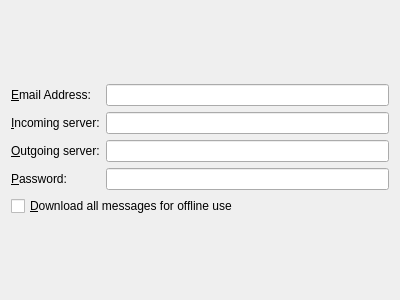
Above: resources/imap/wizard/imapwizard.ui from KDE/kdepim-runtime before the change. Below: the same form after it.
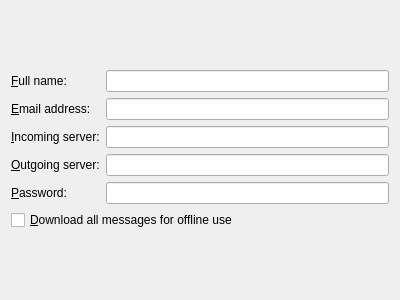
That is the form after the change. Custom widgets are drawn as their Qt base class.

```diff
--- a/resources/imap/wizard/imapwizard.ui
+++ b/resources/imap/wizard/imapwizard.ui
@@ -24,20 +24,20 @@
      </property>
     </spacer>
    </item>
-   <item row="1" column="0">
+   <item row="2" column="0">
     <widget class="QLabel" name="label">
      <property name="text">
-      <string>&amp;Email Address:</string>
+      <string>&amp;Email address:</string>
      </property>
      <property name="buddy">
       <cstring>emailAddress</cstring>
      </property>
     </widget>
    </item>
-   <item row="1" column="1">
+   <item row="2" column="1">
     <widget class="KLineEdit" name="emailAddress"/>
    </item>
-   <item row="2" column="0">
+   <item row="3" column="0">
     <widget class="QLabel" name="label_2">
      <property name="text">
       <string>&amp;Incoming server:</string>
@@ -47,10 +47,10 @@
      </property>
     </widget>
    </item>
-   <item row="2" column="1">
+   <item row="3" column="1">
     <widget class="KLineEdit" name="incommingAddress"/>
    </item>
-   <item row="3" column="0">
+   <item row="4" column="0">
     <widget class="QLabel" name="label_4">
      <property name="text">
       <string>&amp;Outgoing server:</string>
@@ -60,14 +60,14 @@
      </property>
     </widget>
    </item>
-   <item row="3" column="1">
+   <item row="4" column="1">
     <widget class="KLineEdit" name="outgoingAddress">
      <property name="text">
       <string/>
      </property>
     </widget>
    </item>
-   <item row="4" column="0">
+   <item row="5" column="0">
     <widget class="QLabel" name="label_3">
      <property name="text">
       <string>&amp;Password:</string>
@@ -77,21 +77,21 @@
      </property>
     </widget>
    </item>
-   <item row="4" column="1">
+   <item row="5" column="1">
     <widget class="KLineEdit" name="password">
      <property name="passwordMode">
       <bool>true</bool>
      </property>
     </widget>
    </item>
-   <item row="5" column="0" colspan="2">
+   <item row="6" column="0" colspan="2">
     <widget class="QCheckBox" name="disconnectedMode">
      <property name="text">
       <string>&amp;Download all messages for offline use</string>
      </property>
     </widget>
    </item>
-   <item row="6" column="0" colspan="2">
+   <item row="7" column="0" colspan="2">
     <spacer name="verticalSpacer_2">
      <property name="orientation">
       <enum>Qt::Vertical</enum>
@@ -104,6 +104,19 @@
      </property>
     </spacer>
    </item>
+   <item row="1" column="0">
+    <widget class="QLabel" name="label_5">
+     <property name="text">
+      <string>&amp;Full name:</string>
+     </property>
+     <property name="buddy">
+      <cstring>fullName</cstring>
+     </property>
+    </widget>
+   </item>
+   <item row="1" column="1">
+    <widget class="KLineEdit" name="fullName"/>
+   </item>
   </layout>
  </widget>
  <customwidgets>
```
Left out of the diff: 8 changed lines with no effect on the pictures.
